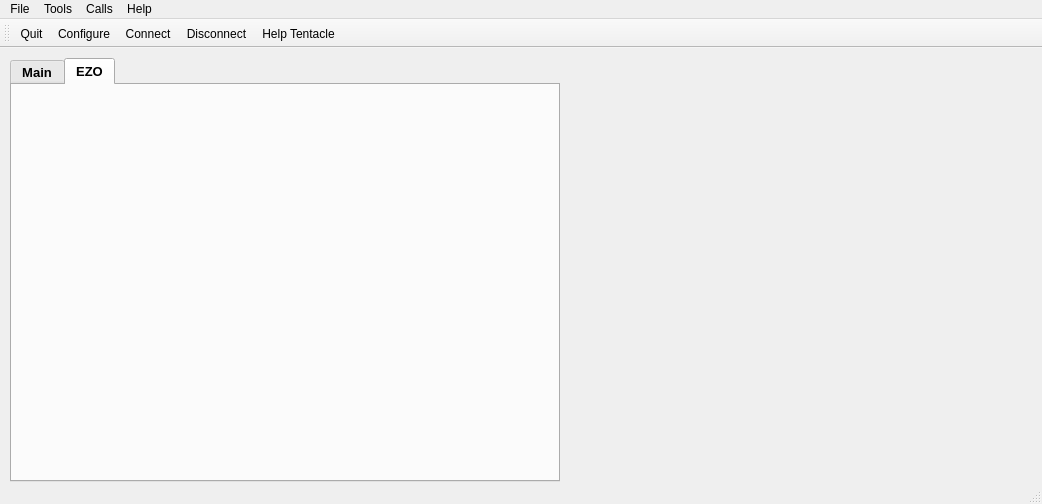
This is mainwindow.ui in cskv/atlas-usb as Qt 5 draws it before an edit. The edited form follows.
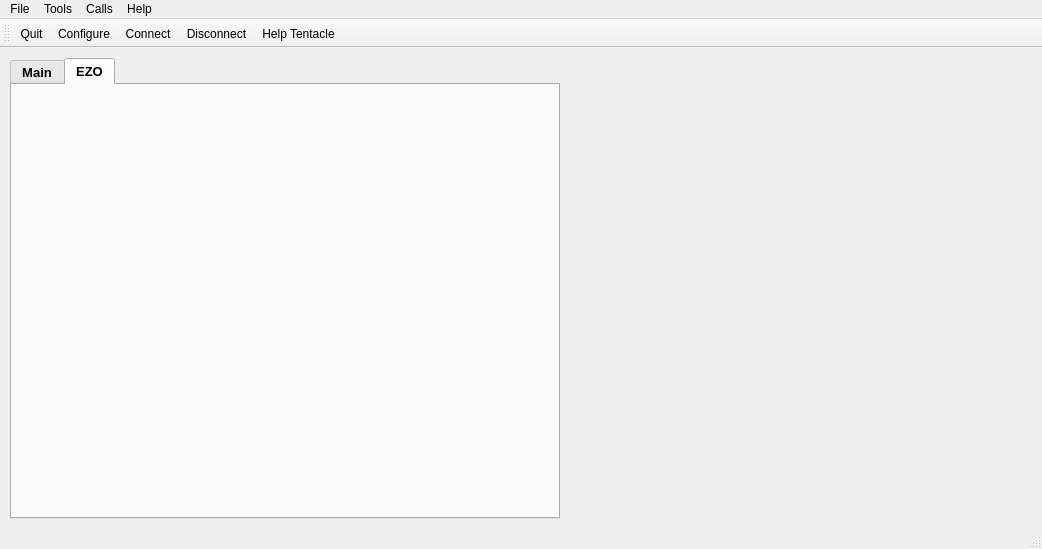
This is the edited form. Icons and pictures are not drawn.

```diff
--- a/mainwindow.ui
+++ b/mainwindow.ui
@@ -7,7 +7,7 @@
     <x>0</x>
     <y>0</y>
     <width>1042</width>
-    <height>504</height>
+    <height>549</height>
    </rect>
   </property>
   <property name="windowTitle">
@@ -20,7 +20,7 @@
       <x>10</x>
       <y>10</y>
       <width>550</width>
-      <height>424</height>
+      <height>461</height>
      </rect>
     </property>
     <property name="font">
```
